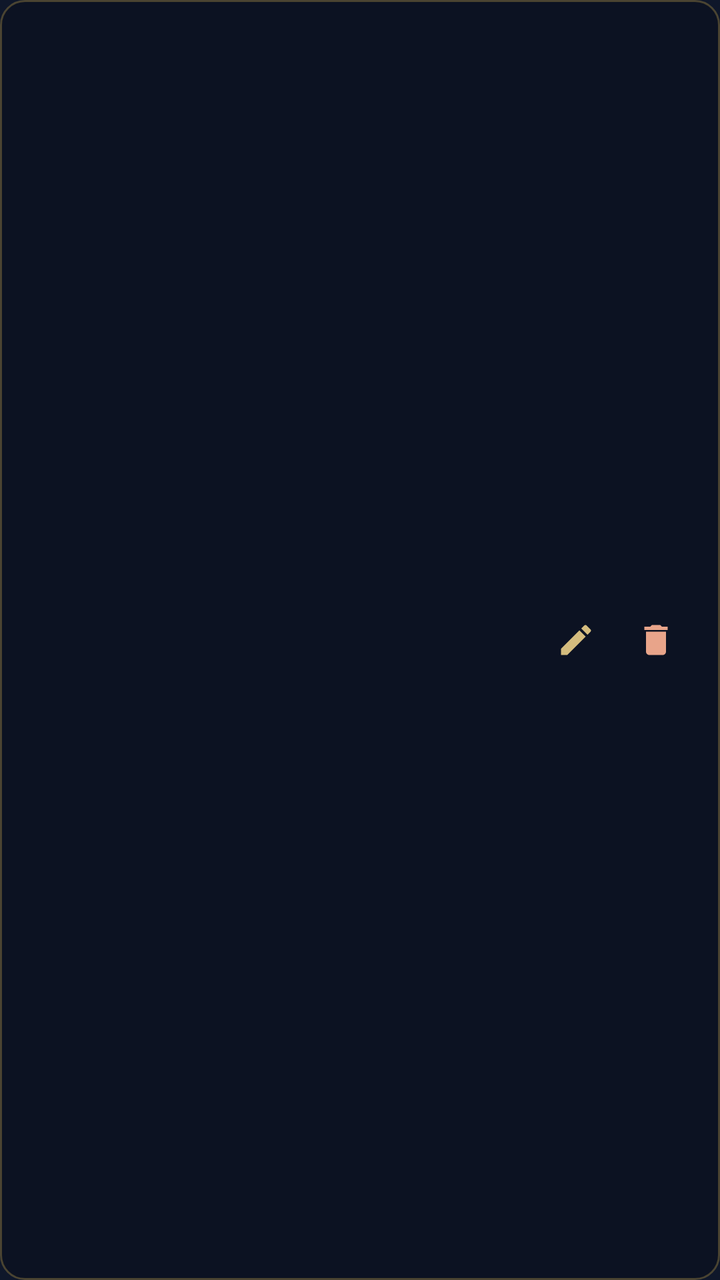
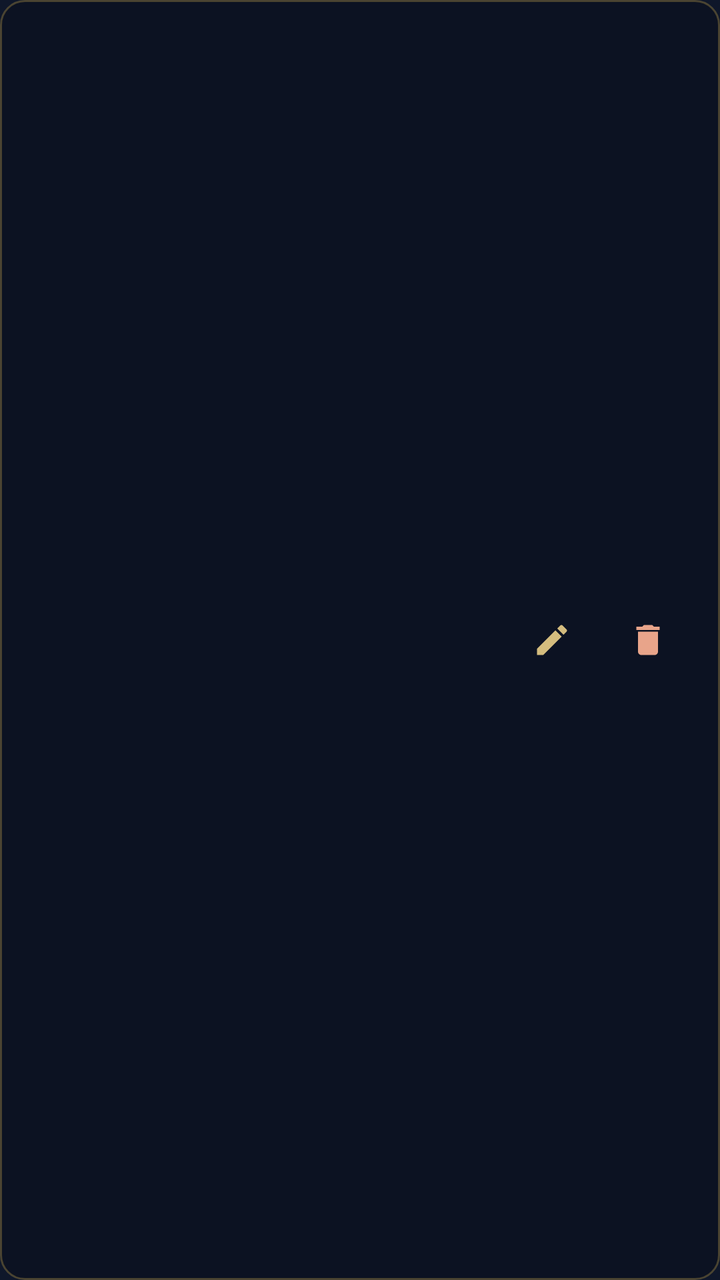

Two renders of the same Android screen: before a commit and after it. Below are the layout's source before the change and the commit's diff.
<!-- AndroidManifest.xml: application theme Theme.StudyMate -->
<!-- res/layout/item_card.xml -->
<?xml version="1.0" encoding="utf-8"?>
<LinearLayout xmlns:android="http://schemas.android.com/apk/res/android"
    xmlns:app="http://schemas.android.com/apk/res-auto"
    android:layout_width="match_parent"
    android:layout_height="wrap_content"
    android:layout_marginTop="8dp"
    android:background="@drawable/bg_subject_row"
    android:gravity="center_vertical"
    android:orientation="horizontal"
    android:padding="12dp">

    <LinearLayout
        android:layout_width="0dp"
        android:layout_height="wrap_content"
        android:layout_weight="1"
        android:orientation="vertical">

        <TextView
            android:id="@+id/cardFrontText"
            android:layout_width="match_parent"
            android:layout_height="wrap_content"
            android:ellipsize="end"
            android:maxLines="2"
            android:textColor="@color/surface"
            android:textSize="15sp"
            android:textStyle="bold" />

    </LinearLayout>

    <com.google.android.material.button.MaterialButton
        android:id="@+id/editBtn"
        style="@style/Widget.Material3.Button.IconButton"
        android:layout_width="40dp"
        android:layout_height="40dp"
        android:insetTop="0dp"
        android:insetBottom="0dp"
        android:contentDescription="Edit card"
        app:icon="@drawable/ic_edit"
        app:iconTint="@color/gold_light"
        app:iconSize="20dp"
        app:iconGravity="textStart"
        app:iconPadding="0dp"
        android:backgroundTint="#00000000"
        app:rippleColor="#33D4BC7E" />

    <com.google.android.material.button.MaterialButton
        android:id="@+id/deleteBtn"
        style="@style/Widget.Material3.Button.IconButton"
        android:layout_width="40dp"
        android:layout_height="40dp"
        android:insetTop="0dp"
        android:insetBottom="0dp"
        android:contentDescription="Delete card"
        app:icon="@drawable/ic_delete"
        app:iconTint="#E8A48A"
        app:iconSize="20dp"
        app:iconGravity="textStart"
        app:iconPadding="0dp"
        android:backgroundTint="#00000000"
        app:rippleColor="#44E8A48A" />

</LinearLayout>
<!-- resources referenced by this layout -->
<resources>
  <color name="gold_light">#D4BC7E</color>
  <color name="surface">#FAF8F5</color>
  <!-- drawable bg_subject_row (drawable) -->
  <?xml version="1.0" encoding="utf-8"?>
  <shape xmlns:android="http://schemas.android.com/apk/res/android"
      android:shape="rectangle">
      <solid android:color="#33000000" />
      <stroke android:width="1dp" android:color="#55C4A24A" />
      <corners android:radius="12dp" />
  </shape>
  <!-- drawable ic_delete (drawable) -->
  <?xml version="1.0" encoding="utf-8"?>
  <vector xmlns:android="http://schemas.android.com/apk/res/android"
      android:width="24dp"
      android:height="24dp"
      android:viewportWidth="24"
      android:viewportHeight="24"
      android:tint="?attr/colorControlNormal">
      <path
          android:fillColor="@android:color/white"
          android:pathData="M6,19c0,1.1 0.9,2 2,2h8c1.1,0 2,-0.9 2,-2V7H6v12zM19,4h-3.5l-1,-1h-5l-1,1H5v2h14V4z" />
  </vector>
  <!-- drawable ic_edit (drawable) -->
  <?xml version="1.0" encoding="utf-8"?>
  <vector xmlns:android="http://schemas.android.com/apk/res/android"
      android:width="24dp"
      android:height="24dp"
      android:viewportWidth="24"
      android:viewportHeight="24"
      android:tint="?attr/colorControlNormal">
      <path
          android:fillColor="@android:color/white"
          android:pathData="M3,17.25V21h3.75L17.81,9.94l-3.75,-3.75L3,17.25zM20.71,7.04c0.39,-0.39 0.39,-1.02 0,-1.41l-2.34,-2.34c-0.39,-0.39 -1.02,-0.39 -1.41,0l-1.83,1.83 3.75,3.75 1.83,-1.83z" />
  </vector>
  <style name="Theme.StudyMate" parent="Base.Theme.StudyMate" />
  <style name="Base.Theme.StudyMate" parent="Theme.Material3.DayNight.NoActionBar">
          <item name="colorPrimary">@color/primary</item>
          <item name="colorOnPrimary">@color/on_primary</item>
          <item name="colorPrimaryContainer">@color/primary_container</item>
          <item name="colorOnPrimaryContainer">@color/on_primary_container</item>
          <item name="colorSecondary">@color/gold</item>
          <item name="colorSurface">@color/surface</item>
          <item name="android:colorBackground">@color/background</item>
          <item name="colorError">@color/error_text</item>
          <item name="android:statusBarColor">@color/navy</item>
          <item name="android:navigationBarColor">@color/navy</item>
      </style>
  <color name="primary">#8B6B1A</color>
  <color name="on_primary">#FAF8F5</color>
  <color name="primary_container">#F5E6C0</color>
  <color name="on_primary_container">#3D2A00</color>
  <color name="gold">#C4A24A</color>
  <color name="background">#0F172A</color>
  <color name="error_text">#E8A48A</color>
  <color name="navy">#0F172A</color>
</resources>

<!-- the commit's change to res/layout/item_card.xml (unified diff, before → after) -->
@@ -30,11 +30,11 @@
     <com.google.android.material.button.MaterialButton
         android:id="@+id/editBtn"
         style="@style/Widget.Material3.Button.IconButton"
-        android:layout_width="40dp"
-        android:layout_height="40dp"
+        android:layout_width="@dimen/min_touch_target"
+        android:layout_height="@dimen/min_touch_target"
         android:insetTop="0dp"
         android:insetBottom="0dp"
-        android:contentDescription="Edit card"
+        android:contentDescription="@string/cd_edit_card"
         app:icon="@drawable/ic_edit"
         app:iconTint="@color/gold_light"
         app:iconSize="20dp"
@@ -46,11 +46,11 @@
     <com.google.android.material.button.MaterialButton
         android:id="@+id/deleteBtn"
         style="@style/Widget.Material3.Button.IconButton"
-        android:layout_width="40dp"
-        android:layout_height="40dp"
+        android:layout_width="@dimen/min_touch_target"
+        android:layout_height="@dimen/min_touch_target"
         android:insetTop="0dp"
         android:insetBottom="0dp"
-        android:contentDescription="Delete card"
+        android:contentDescription="@string/cd_delete_card"
         app:icon="@drawable/ic_delete"
         app:iconTint="#E8A48A"
         app:iconSize="20dp"
<!-- resource entries referenced after the edit -->
@@ -2,6 +2,7 @@
 <resources>
   <color name="gold_light">#D4BC7E</color>
   <color name="surface">#FAF8F5</color>
+  <dimen name="min_touch_target">48dp</dimen>
   <!-- drawable bg_subject_row (drawable) -->
   <?xml version="1.0" encoding="utf-8"?>
   <shape xmlns:android="http://schemas.android.com/apk/res/android"
@@ -34,6 +35,8 @@
           android:fillColor="@android:color/white"
           android:pathData="M3,17.25V21h3.75L17.81,9.94l-3.75,-3.75L3,17.25zM20.71,7.04c0.39,-0.39 0.39,-1.02 0,-1.41l-2.34,-2.34c-0.39,-0.39 -1.02,-0.39 -1.41,0l-1.83,1.83 3.75,3.75 1.83,-1.83z" />
   </vector>
+  <string name="cd_delete_card">Delete card</string>
+  <string name="cd_edit_card">Edit card</string>
   <style name="Theme.StudyMate" parent="Base.Theme.StudyMate" />
   <style name="Base.Theme.StudyMate" parent="Theme.Material3.DayNight.NoActionBar">
           <item name="colorPrimary">@color/primary</item>
